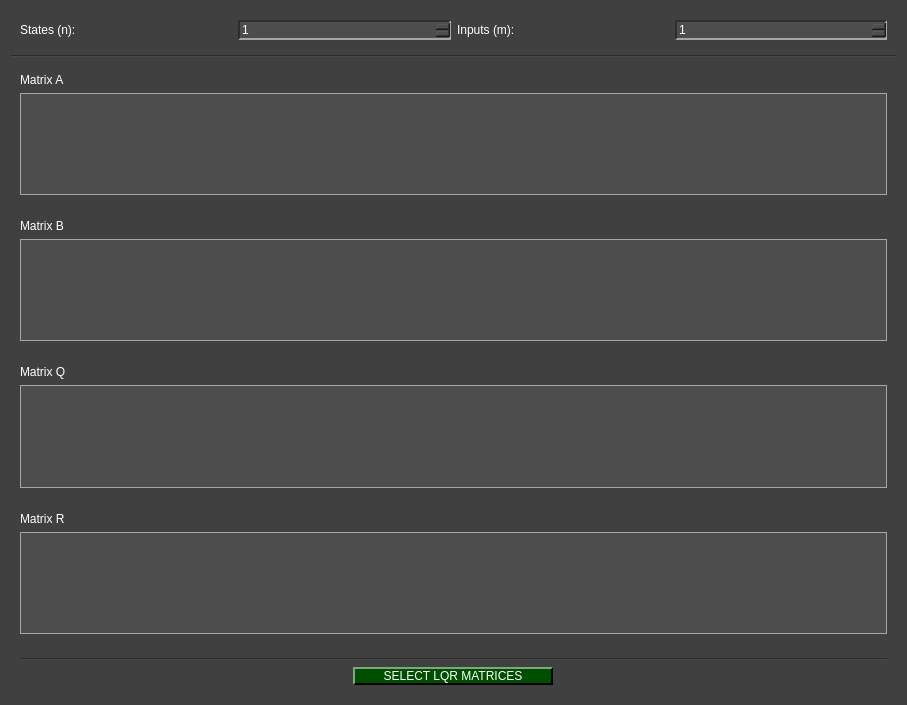
First picture: the form in pydaq/uis/PYDAQ_lqr_matrices_widget.ui, repository viniciusfs14/pydaq, before the edit.
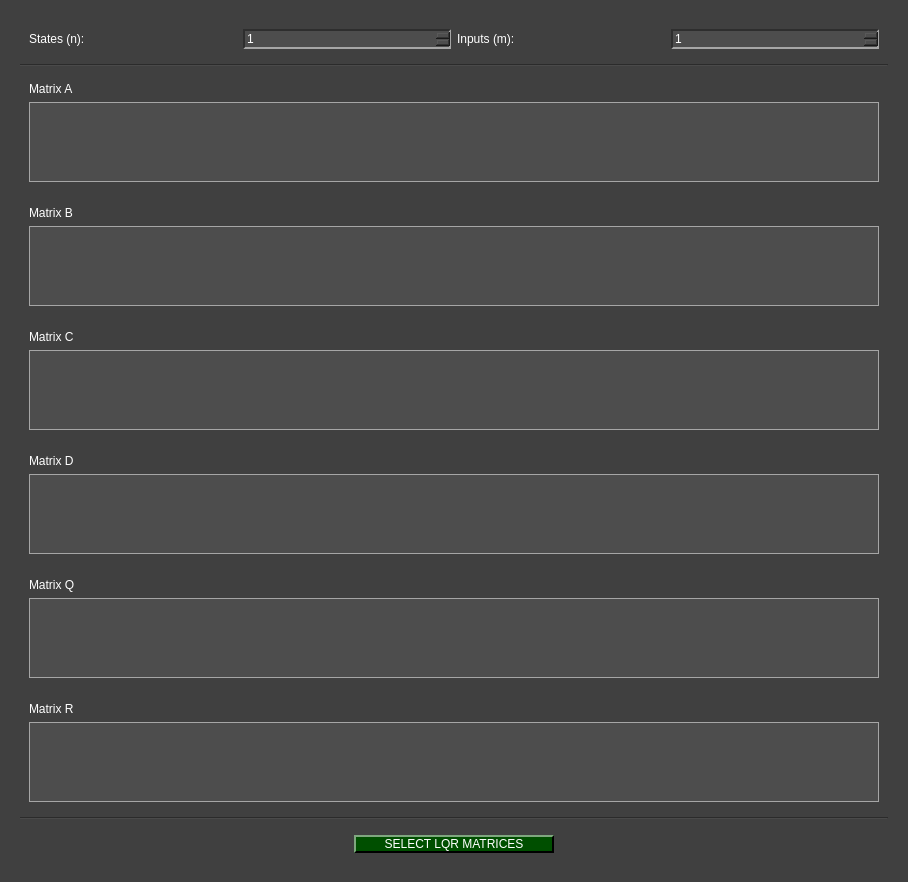
Second picture: the form after the edit. Icons and pictures are not drawn.

What changed in the file:
```diff
--- a/pydaq/uis/PYDAQ_lqr_matrices_widget.ui
+++ b/pydaq/uis/PYDAQ_lqr_matrices_widget.ui
@@ -6,8 +6,8 @@
    <rect>
     <x>0</x>
     <y>0</y>
-    <width>907</width>
-    <height>705</height>
+    <width>908</width>
+    <height>882</height>
    </rect>
   </property>
   <property name="windowTitle">
@@ -442,6 +442,37 @@
 </string>
   </property>
   <layout class="QGridLayout" name="gridLayout">
+   <item row="0" column="0">
+    <widget class="QScrollArea" name="scrollArea">
+     <property name="widgetResizable">
+      <bool>true</bool>
+     </property>
+     <widget class="QWidget" name="scrollAreaWidgetContents">
+      <property name="geometry">
+       <rect>
+        <x>0</x>
+        <y>0</y>
+        <width>873</width>
+        <height>882</height>
+       </rect>
+      </property>
+      <layout class="QGridLayout" name="gridLayout_2">
+       <item row="7" column="0">
+        <widget class="QWidget" name="Matrix_R" native="true">
+         <layout class="QVBoxLayout" name="verticalLayout_4">
+          <item>
+           <widget class="QLabel" name="labelR">
+            <property name="text">
+             <string>Matrix R</string>
+            </property>
+           </widget>
+          </item>
+          <item>
+           <widget class="QTableWidget" name="tableR"/>
+          </item>
+         </layout>
+        </widget>
+       </item>
    <item row="3" column="0">
     <widget class="QWidget" name="Matrix_B" native="true">
      <layout class="QVBoxLayout" name="verticalLayout_2">
@@ -458,6 +489,45 @@
      </layout>
     </widget>
    </item>
+       <item row="4" column="0">
+        <widget class="QWidget" name="Matrix_C" native="true">
+         <layout class="QVBoxLayout" name="verticalLayout_5">
+          <item>
+           <widget class="QLabel" name="labelC">
+            <property name="text">
+             <string>Matrix C</string>
+            </property>
+           </widget>
+          </item>
+          <item>
+           <widget class="QTableWidget" name="tableC"/>
+          </item>
+         </layout>
+        </widget>
+       </item>
+       <item row="6" column="0">
+        <widget class="QWidget" name="Matrix_Q" native="true">
+         <layout class="QVBoxLayout" name="verticalLayout_3">
+          <item>
+           <widget class="QLabel" name="labelQ">
+            <property name="text">
+             <string>Matrix Q</string>
+            </property>
+           </widget>
+          </item>
+          <item>
+           <widget class="QTableWidget" name="tableQ"/>
+          </item>
+         </layout>
+        </widget>
+       </item>
+       <item row="8" column="0">
+        <widget class="Line" name="line_bottom">
+         <property name="orientation">
+          <enum>Qt::Orientation::Horizontal</enum>
+         </property>
+        </widget>
+       </item>
    <item row="2" column="0">
     <widget class="QWidget" name="Matrix_A" native="true">
      <layout class="QVBoxLayout" name="verticalLayout">
@@ -474,10 +544,10 @@
      </layout>
     </widget>
    </item>
-   <item row="6" column="0">
+       <item row="9" column="0">
     <widget class="QWidget" name="bottom" native="true">
      <layout class="QGridLayout" name="gridLayout_6">
-      <item row="1" column="0" alignment="Qt::AlignmentFlag::AlignHCenter">
+          <item row="1" column="0">
        <widget class="QPushButton" name="select_button">
         <property name="minimumSize">
          <size>
@@ -485,18 +555,33 @@
           <height>0</height>
          </size>
         </property>
+            <property name="maximumSize">
+             <size>
+              <width>200</width>
+              <height>16777215</height>
+             </size>
+            </property>
         <property name="text">
          <string>SELECT LQR MATRICES</string>
         </property>
        </widget>
       </item>
-      <item row="0" column="0">
-       <widget class="Line" name="line_bottom">
-        <property name="orientation">
-         <enum>Qt::Orientation::Horizontal</enum>
+         </layout>
+        </widget>
+       </item>
+       <item row="5" column="0">
+        <widget class="QWidget" name="Matrix_D" native="true">
+         <layout class="QVBoxLayout" name="verticalLayout_6">
+          <item>
+           <widget class="QLabel" name="labelD">
+            <property name="text">
+             <string>Matrix D</string>
         </property>
        </widget>
       </item>
+          <item>
+           <widget class="QTableWidget" name="tableD"/>
+          </item>
      </layout>
     </widget>
    </item>
@@ -541,36 +626,8 @@
      </property>
     </widget>
    </item>
-   <item row="5" column="0">
-    <widget class="QWidget" name="Matrix_R" native="true">
-     <layout class="QVBoxLayout" name="verticalLayout_4">
-      <item>
-       <widget class="QLabel" name="labelR">
-        <property name="text">
-         <string>Matrix R</string>
-        </property>
-       </widget>
-      </item>
-      <item>
-       <widget class="QTableWidget" name="tableR"/>
-      </item>
-     </layout>
-    </widget>
-   </item>
-   <item row="4" column="0">
-    <widget class="QWidget" name="Matrix_Q" native="true">
-     <layout class="QVBoxLayout" name="verticalLayout_3">
-      <item>
-       <widget class="QLabel" name="labelQ">
-        <property name="text">
-         <string>Matrix Q</string>
-        </property>
-       </widget>
-      </item>
-      <item>
-       <widget class="QTableWidget" name="tableQ"/>
-      </item>
-     </layout>
+      </layout>
+     </widget>
     </widget>
    </item>
   </layout>
```
Lines whose indentation alone changed are shown as unchanged.
